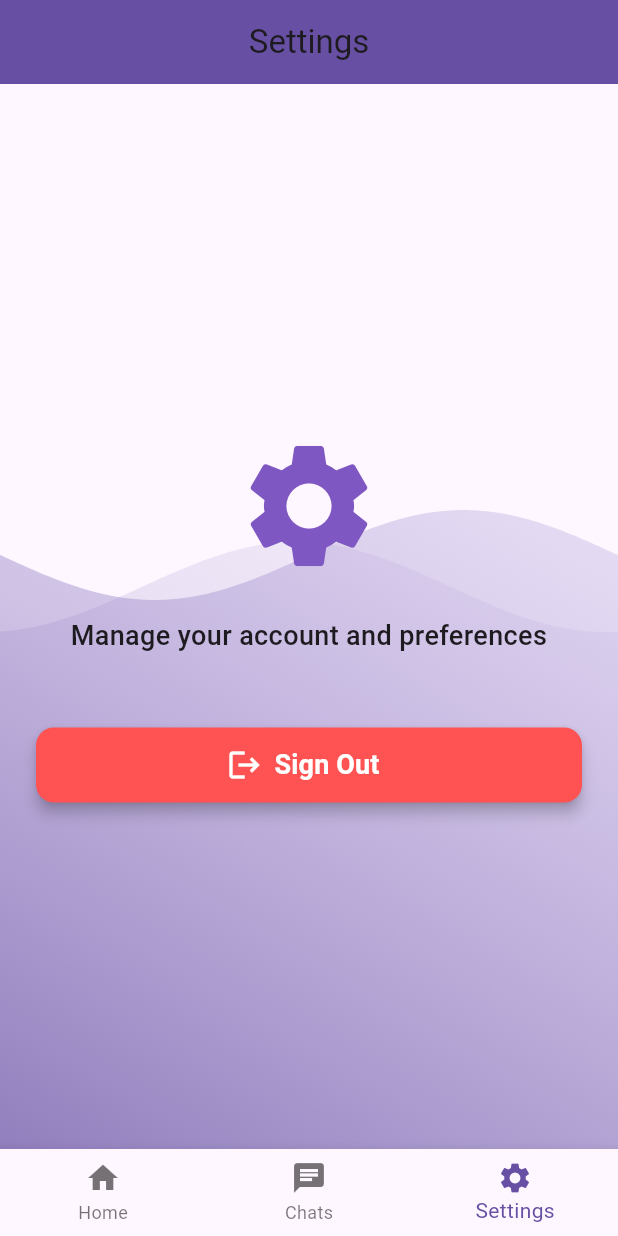
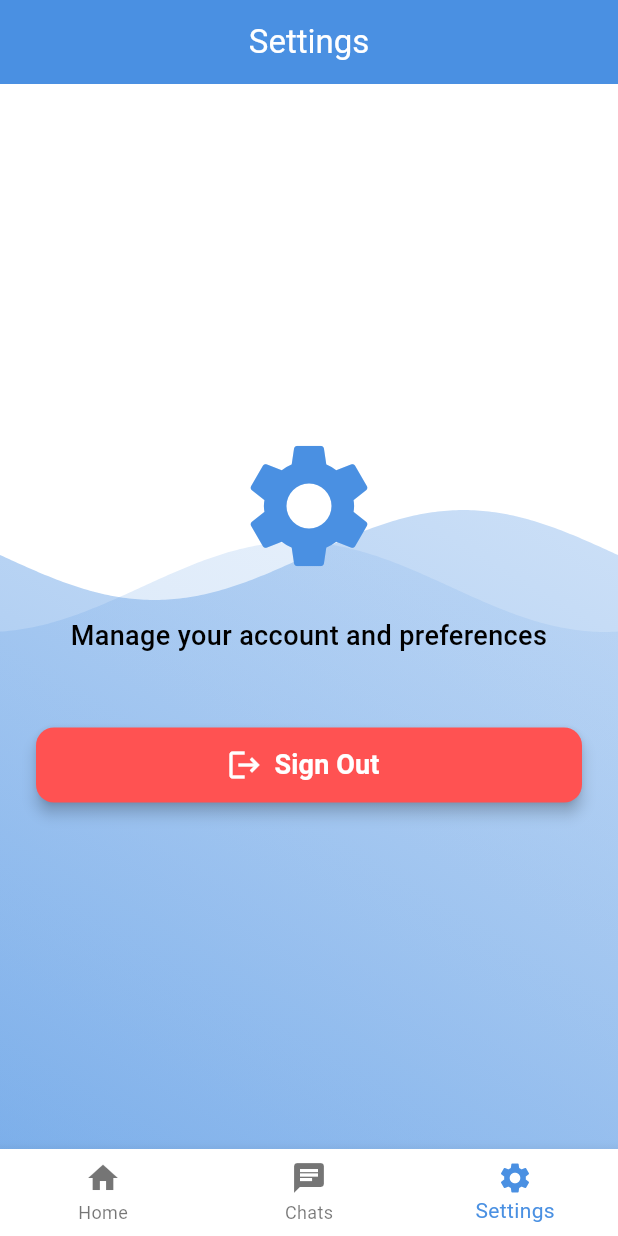
Before and after one commit to ThePotatoDuke/SenseAI-Frontend, a Flutter app: the screen it shows after launch, item 3 of the bottom bar chosen, on a phone screen of 412 x 824 dp. Run offline on Flutter 3.47's test engine with Material 3 defaults, Android fonts, the phone set to English and light mode, and no system bars; drawn by our look-alikes of wave; our stand-ins replace animated_splash_screen, camera, cloud_firestore, firebase_auth, firebase_core, firebase_storage and 13 more; missing offline and left inert: android_intent_plus, ffmpeg_kit_flutter, flutter_chat_core, flutter_chat_ui, flyer_chat_file_message, flyer_chat_text_message and 1 more; accounts and stored records are empty.

```diff
--- a/lib/features/user_auth/data/api_service.dart
+++ b/lib/features/user_auth/data/api_service.dart
@@ -33,7 +33,7 @@ class ApiService {
     String? audioPath,
     List<File>? imageFiles,
   }) async {
-    final uri = Uri.parse("https://5f6b-176-41-194-195.ngrok-free.app/analyze/full");
+    final uri = Uri.parse("https://bce2-176-41-194-195.ngrok-free.app/analyze/full");
     var request = http.MultipartRequest('POST', uri);
 
     // Use global recentStressSpots and recentHeartRateSpots directly
--- a/lib/features/user_auth/presentation/pages/settings_page.dart
+++ b/lib/features/user_auth/presentation/pages/settings_page.dart
@@ -1,6 +1,5 @@
 import 'package:flutter/material.dart';
 import 'package:firebase_auth/firebase_auth.dart';
-import 'package:flutter_neumorphic_plus/flutter_neumorphic.dart';
 import 'package:fluttertoast/fluttertoast.dart';
 import 'package:google_sign_in/google_sign_in.dart';
 import 'package:senseai/features/user_auth/presentation/pages/login_page.dart';
@@ -35,7 +34,7 @@ class SettingsPage extends StatelessWidget {
 
     return Scaffold(
       appBar: AppBar(
-        title: const Text("Settings",style: TextStyle(color: NeumorphicColors.darkDefaultTextColor),),
+        title: const Text("Settings"),
         centerTitle: true,
         backgroundColor: theme.appBarTheme.backgroundColor ?? primaryColor,
         elevation: 2,
@@ -76,8 +75,8 @@ class SettingsPage extends StatelessWidget {
                   Icons.settings,
                   size: 100,
                   color: isDark
-                      ? theme.colorScheme.secondary
-                      : Colors.deepPurple.shade400,
+                      ? theme.colorScheme.secondaryContainer
+                      : theme.colorScheme.primary,
                 ),
                 const SizedBox(height: 24),
                 Text(
--- a/lib/main.dart
+++ b/lib/main.dart
@@ -25,15 +25,7 @@ Future main() async {
   await dotenv.load(fileName: ".env");
   cameras = await availableCameras();
   if (kIsWeb) {
-    await Firebase.initializeApp(
-      options: FirebaseOptions(
-        apiKey: "AIzaSyCsHDQtI9DItQgSqwy45_y2xG9tDGxuER8",
-        appId: "1:540215271818:web:8b22d4aee01acdce862873",
-        messagingSenderId: "540215271818",
-        projectId: "flutter-firebase-9c136",
-        // Your web Firebase config options
-      ),
-    );
+
   } else {
     await Firebase.initializeApp();
   }
@@ -46,11 +38,45 @@ Future main() async {
 class MyApp extends StatelessWidget {
   @override
   Widget build(BuildContext context) {
+    // Define your color palette
+    const Color primaryLight = Color(0xFF4A90E2); // Blue for light mode
+    const Color primaryDark = Color(0xFF0A74DA);  // Optional unused dark blue
+    const Color secondaryLight = Color(0xFF50E3C2);
+    const Color secondaryDark = Color(0xFF7E57C2); // Purple for dark mode
+
+
     return MaterialApp(
-        theme: ThemeData.light(),
-        darkTheme: ThemeData.dark(),
+      theme: ThemeData(
+        brightness: Brightness.light,
+        primaryColor: primaryLight,
+        colorScheme: ColorScheme.light(
+          primary: primaryLight,
+          primaryContainer: Color.lerp(primaryLight, Colors.white, 0.4)!, // Lighter blue
+          secondary: secondaryLight,
+          secondaryContainer: Color.lerp(secondaryLight, Colors.white, 0.4)!,
+        ),
+        appBarTheme: const AppBarTheme(
+          backgroundColor: primaryLight,
+          foregroundColor: Colors.white,
+        ),
+      ),
+
+      darkTheme: ThemeData(
+        brightness: Brightness.dark,
+        primaryColor: secondaryDark, // Use teal instead of blue
+        colorScheme: ColorScheme.dark(
+          primary: secondaryDark,
+          primaryContainer: Color.lerp(secondaryDark, Colors.black, 0.4)!, // Darker teal
+          secondary: secondaryDark,
+          secondaryContainer: Color.lerp(secondaryDark, Colors.black, 0.4)!,
+        ),
+        appBarTheme: AppBarTheme(
+          backgroundColor: secondaryDark,
+          foregroundColor: Colors.white,
+        ),
+      ),
+
       themeMode: ThemeMode.system,
-        // follows device dark/light mode
       title: 'SenseAI',
       debugShowCheckedModeBanner: false,
       home: AnimatedSplashScreen(
@@ -59,9 +85,9 @@ class MyApp extends StatelessWidget {
         nextScreen: MainScreen(),
         splashTransition: SplashTransition.fadeTransition,
         pageTransitionType: PageTransitionType.fade,
-          // ✅ Safe choice
         backgroundColor: Colors.white,
         splashIconSize: 250,
-        ));
+      ),
+    );
   }
 }
```
Also changed, not shown: lib/features/user_auth/data/chat_service.dart (+61 -17 lines), lib/features/user_auth/presentation/pages/PreviousChats.dart (+26 -16 lines), lib/features/user_auth/presentation/pages/chat_page.dart (+51 -35 lines), 1 other file. Lines whose indentation alone changed are shown as unchanged.
